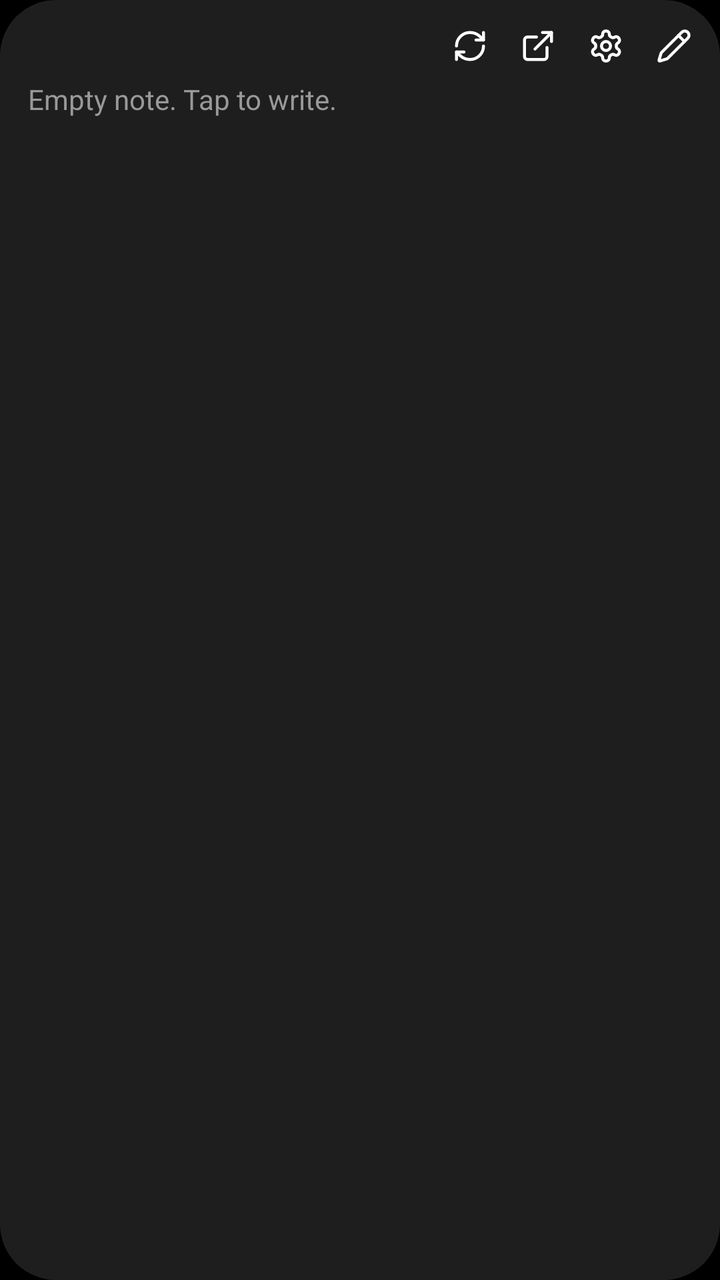
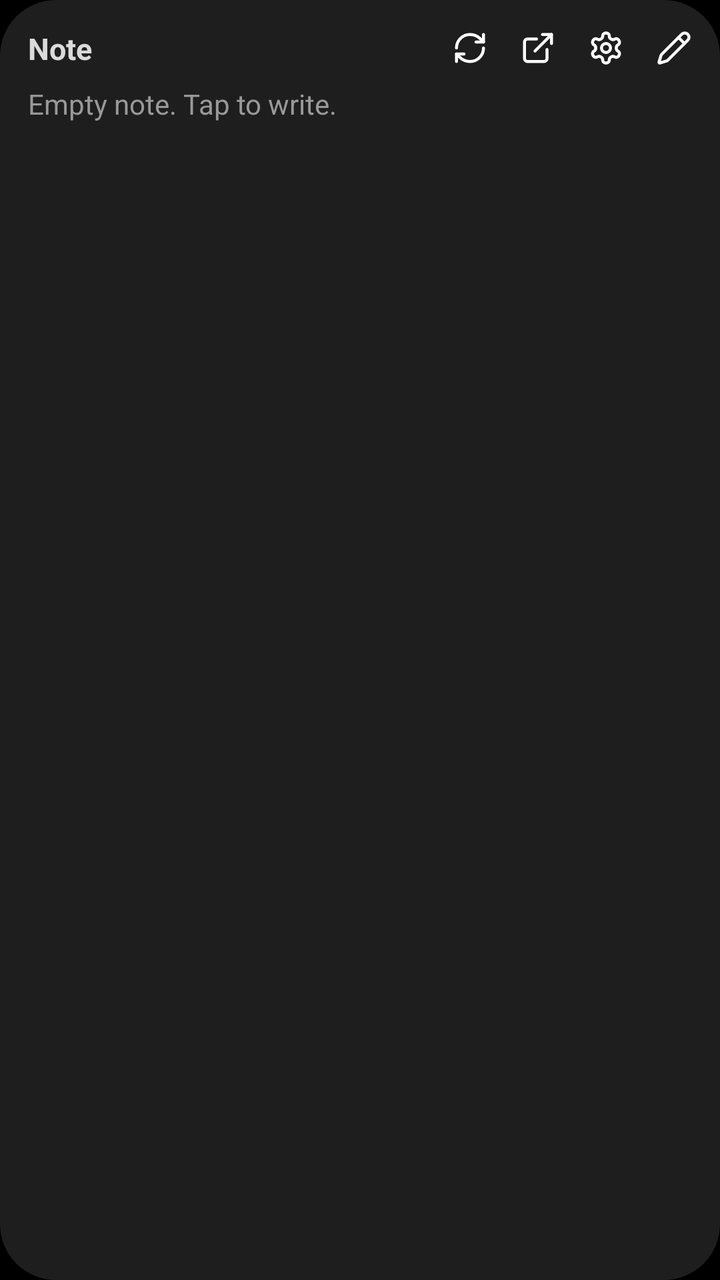

Two renders of the same Android screen: before a commit and after it. Below are the layout's source before the change and the commit's diff.
<!-- AndroidManifest.xml: application theme Theme.ObsidianWidget -->
<!-- res/layout/widget_note.xml -->
<?xml version="1.0" encoding="utf-8"?>
<FrameLayout xmlns:android="http://schemas.android.com/apk/res/android"
    android:id="@android:id/background"
    android:layout_width="match_parent"
    android:layout_height="match_parent">

    <ImageView
        android:id="@+id/bg"
        android:layout_width="match_parent"
        android:layout_height="match_parent"
        android:scaleType="fitXY"
        android:src="@drawable/widget_bg"
        android:tint="#FF1E1E1E"
        android:importantForAccessibility="no" />

    <LinearLayout
        android:layout_width="match_parent"
        android:layout_height="match_parent"
        android:orientation="vertical"
        android:paddingStart="14dp"
        android:paddingEnd="6dp"
        android:paddingTop="6dp"
        android:paddingBottom="10dp">

        <LinearLayout
            android:id="@+id/header"
            android:layout_width="match_parent"
            android:layout_height="wrap_content"
            android:gravity="center_vertical"
            android:orientation="horizontal">

            
            <ImageView
                android:id="@+id/title"
                android:layout_width="0dp"
                android:layout_height="wrap_content"
                android:layout_weight="1"
                android:minHeight="34dp"
                android:scaleType="fitStart"
                android:paddingVertical="6dp" />

            <ImageView
                android:id="@+id/btn_refresh"
                android:layout_width="34dp"
                android:layout_height="34dp"
                android:padding="8dp"
                android:src="@drawable/ic_refresh"
                android:contentDescription="@string/refresh" />

            
            <ProgressBar
                android:id="@+id/refresh_spin"
                android:layout_width="34dp"
                android:layout_height="34dp"
                android:padding="8dp"
                android:indeterminate="true"
                android:indeterminateDrawable="@drawable/refresh_spin"
                android:indeterminateDuration="900"
                android:visibility="gone" />

            <ImageView
                android:id="@+id/btn_open"
                android:layout_width="34dp"
                android:layout_height="34dp"
                android:padding="8dp"
                android:src="@drawable/ic_open"
                android:contentDescription="@string/open_in_obsidian" />

            <ImageView
                android:id="@+id/btn_settings"
                android:layout_width="34dp"
                android:layout_height="34dp"
                android:padding="8dp"
                android:src="@drawable/ic_settings"
                android:contentDescription="@string/settings" />

            <ImageView
                android:id="@+id/btn_edit"
                android:layout_width="34dp"
                android:layout_height="34dp"
                android:padding="8dp"
                android:src="@drawable/ic_edit"
                android:contentDescription="@string/edit" />
        </LinearLayout>

        <FrameLayout
            android:layout_width="match_parent"
            android:layout_height="0dp"
            android:layout_weight="1"
            android:paddingEnd="8dp">

            <ListView
                android:id="@+id/list"
                android:layout_width="match_parent"
                android:layout_height="match_parent"
                android:divider="@null"
                android:dividerHeight="0dp"
                android:listSelector="@android:color/transparent"
                android:scrollbars="none" />

            <TextView
                android:id="@+id/empty"
                android:layout_width="match_parent"
                android:layout_height="match_parent"
                android:gravity="top|start"
                android:text="@string/empty_note"
                android:textColor="#FF999999"
                android:textSize="14sp" />
        </FrameLayout>
    </LinearLayout>
</FrameLayout>
<!-- resources referenced by this layout -->
<resources>
  <!-- drawable ic_edit (drawable) -->
  <?xml version="1.0" encoding="utf-8"?>
  <vector xmlns:android="http://schemas.android.com/apk/res/android"
      android:width="24dp" android:height="24dp" android:viewportWidth="24" android:viewportHeight="24">
      <path
          android:pathData="M21.174 6.812a1 1 0 0 0-3.986-3.987L3.842 16.174a2 2 0 0 0-.5.83l-1.321 4.352a.5.5 0 0 0 .623.622l4.353-1.32a2 2 0 0 0 .83-.497z"
          android:strokeColor="#FFFFFFFF"
          android:strokeWidth="2"
          android:strokeLineCap="round"
          android:strokeLineJoin="round" />
      <path
          android:pathData="m15 5 4 4"
          android:strokeColor="#FFFFFFFF"
          android:strokeWidth="2"
          android:strokeLineCap="round"
          android:strokeLineJoin="round" />
  </vector>
  <!-- drawable ic_open (drawable) -->
  <?xml version="1.0" encoding="utf-8"?>
  <vector xmlns:android="http://schemas.android.com/apk/res/android"
      android:width="24dp" android:height="24dp" android:viewportWidth="24" android:viewportHeight="24">
      <path
          android:pathData="M15 3h6v6"
          android:strokeColor="#FFFFFFFF"
          android:strokeWidth="2"
          android:strokeLineCap="round"
          android:strokeLineJoin="round" />
      <path
          android:pathData="M10 14 21 3"
          android:strokeColor="#FFFFFFFF"
          android:strokeWidth="2"
          android:strokeLineCap="round"
          android:strokeLineJoin="round" />
      <path
          android:pathData="M18 13v6a2 2 0 0 1-2 2H5a2 2 0 0 1-2-2V8a2 2 0 0 1 2-2h6"
          android:strokeColor="#FFFFFFFF"
          android:strokeWidth="2"
          android:strokeLineCap="round"
          android:strokeLineJoin="round" />
  </vector>
  <!-- drawable ic_refresh (drawable) -->
  <?xml version="1.0" encoding="utf-8"?>
  <vector xmlns:android="http://schemas.android.com/apk/res/android"
      android:width="24dp" android:height="24dp" android:viewportWidth="24" android:viewportHeight="24">
      <path
          android:pathData="M3 12a9 9 0 0 1 9-9 9.75 9.75 0 0 1 6.74 2.74L21 8"
          android:strokeColor="#FFFFFFFF"
          android:strokeWidth="2"
          android:strokeLineCap="round"
          android:strokeLineJoin="round" />
      <path
          android:pathData="M21 3v5h-5"
          android:strokeColor="#FFFFFFFF"
          android:strokeWidth="2"
          android:strokeLineCap="round"
          android:strokeLineJoin="round" />
      <path
          android:pathData="M21 12a9 9 0 0 1-9 9 9.75 9.75 0 0 1-6.74-2.74L3 16"
          android:strokeColor="#FFFFFFFF"
          android:strokeWidth="2"
          android:strokeLineCap="round"
          android:strokeLineJoin="round" />
      <path
          android:pathData="M8 16H3v5"
          android:strokeColor="#FFFFFFFF"
          android:strokeWidth="2"
          android:strokeLineCap="round"
          android:strokeLineJoin="round" />
  </vector>
  <!-- drawable refresh_spin (drawable) -->
  <?xml version="1.0" encoding="utf-8"?>
  <rotate xmlns:android="http://schemas.android.com/apk/res/android"
      android:drawable="@drawable/ic_refresh"
      android:fromDegrees="0"
      android:toDegrees="360"
      android:pivotX="50%"
      android:pivotY="50%" />
  <!-- drawable widget_bg (drawable) -->
  <?xml version="1.0" encoding="utf-8"?>
  <shape xmlns:android="http://schemas.android.com/apk/res/android" android:shape="rectangle">
      <solid android:color="#FFFFFFFF" />
      <corners android:radius="@dimen/widget_radius" />
  </shape>
  <string name="edit">Edit note</string>
  <string name="empty_note">Empty note. Tap to write.</string>
  <string name="open_in_obsidian">Open in Obsidian</string>
  <string name="refresh">Refresh</string>
  <string name="settings">Widget settings</string>
  <style name="Theme.ObsidianWidget" parent="android:Theme.Material.NoActionBar">
          <item name="android:windowBackground">@android:color/black</item>
      </style>
  <dimen name="widget_radius">20dp</dimen>
  <!-- unchanged entries left out for length: 1 -->
</resources>

<!-- the commit's change to res/layout/widget_note.xml (unified diff, before → after) -->
@@ -35,9 +35,24 @@
                 android:layout_width="0dp"
                 android:layout_height="wrap_content"
                 android:layout_weight="1"
+                android:visibility="gone"
                 android:minHeight="34dp"
                 android:scaleType="fitStart"
                 android:paddingVertical="6dp" />
+
+            
+            <TextView
+                android:id="@+id/title_text"
+                android:layout_width="0dp"
+                android:layout_height="wrap_content"
+                android:layout_weight="1"
+                android:ellipsize="end"
+                android:singleLine="true"
+                android:paddingVertical="8dp"
+                android:text="@string/widget_title_placeholder"
+                android:textColor="#FFDADADA"
+                android:textSize="15sp"
+                android:textStyle="bold" />
 
             <ImageView
                 android:id="@+id/btn_refresh"
<!-- resource entries referenced after the edit -->
@@ -88,6 +88,7 @@
   <string name="open_in_obsidian">Open in Obsidian</string>
   <string name="refresh">Refresh</string>
   <string name="settings">Widget settings</string>
+  <string name="widget_title_placeholder">Note</string>
   <style name="Theme.ObsidianWidget" parent="android:Theme.Material.NoActionBar">
           <item name="android:windowBackground">@android:color/black</item>
       </style>
